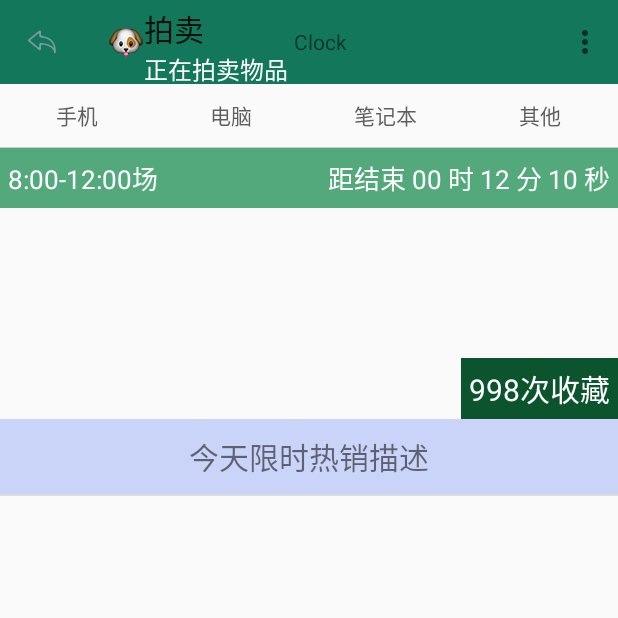
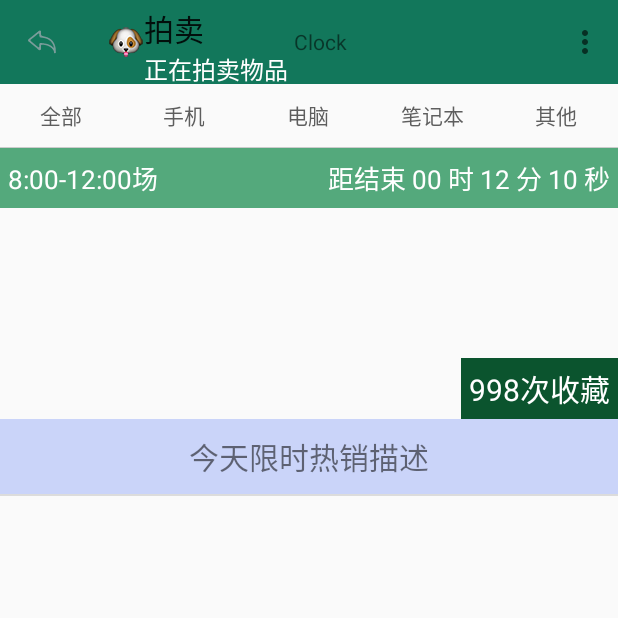
Before and after one commit to liangsheng888/Estore, an Android app: the PaiMaiAll screen opened directly, with no data from a screen before it, on a phone screen of 412 x 824 dp, the top half of it. Run offline under Robolectric (Android 15) with nearby library versions, the phone set to English and light mode, and no system bars; libraries missing offline, so code that uses them is left out: org.xutils, org.xutils.common, org.xutils.http, org.xutils.x; 3 statements that could not run were skipped.

Commit message:
author:tfjin desc:界面修改

```diff
--- a/app/src/main/res/layout/activity_paimai_main.xml
+++ b/app/src/main/res/layout/activity_paimai_main.xml
@@ -88,6 +88,7 @@
             android:layout_width="0dp"
             android:layout_height="match_parent"
             android:text="正在进行中"
+            android:background="#7fc9ac"
             android:gravity="center"
             android:textSize="20sp" />
         <TextView
@@ -96,6 +97,8 @@
             android:layout_width="0dp"
             android:layout_height="match_parent"
             android:text="未开始"
+            android:background="#7fc9ac"
+
             android:gravity="center"
             android:textSize="20sp" />
         <!--<Spinner-->
--- a/app/src/main/res/layout/paimai_hande_layout.xml
+++ b/app/src/main/res/layout/paimai_hande_layout.xml
@@ -8,12 +8,21 @@
         android:layout_width="0dp"
         android:layout_height="match_parent"
         android:layout_weight="1"
+        android:text="全部"
+        android:textSize="14sp"
+        android:textColor="#5E5E5E"
+        android:gravity="center"/>
+    <TextView
+        android:id="@+id/tv_paimai_hande2"
+        android:layout_width="0dp"
+        android:layout_height="match_parent"
+        android:layout_weight="1"
         android:text="手机"
         android:textSize="14sp"
         android:textColor="#5E5E5E"
         android:gravity="center"/>
     <TextView
-        android:id="@+id/tv_paimai_hande2"
+        android:id="@+id/tv_paimai_hande3"
         android:layout_width="0dp"
         android:layout_height="match_parent"
         android:layout_weight="1"
@@ -23,7 +32,7 @@
         android:gravity="center"/>
 
     <TextView
-        android:id="@+id/tv_paimai_hande3"
+        android:id="@+id/tv_paimai_hande4"
         android:layout_width="0dp"
         android:layout_height="match_parent"
         android:layout_weight="1"
@@ -32,7 +41,7 @@
         android:textSize="14sp"
         android:gravity="center"/>
     <TextView
-        android:id="@+id/tv_paimai_hande4"
+        android:id="@+id/tv_paimai_hande5"
         android:layout_width="0dp"
         android:layout_height="match_parent"
         android:layout_weight="1"
```
